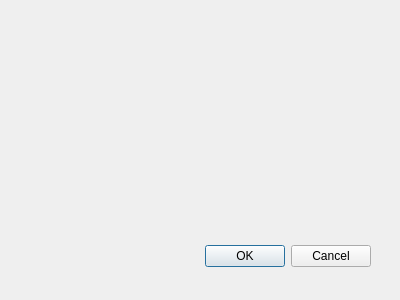
Qt form master/SdDMasterPartDoubleRect.ui (usiksan/SaliCAD) before a commit.
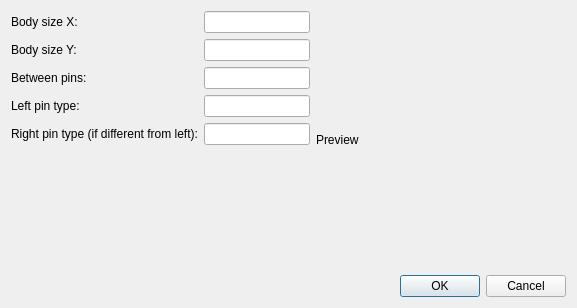
The same form after that commit.

Commit message: Append part master which creates rectangle part with two pins.

What changed in the file:
```diff
--- a/master/SdDMasterPartDoubleRect.ui
+++ b/master/SdDMasterPartDoubleRect.ui
@@ -8,29 +8,96 @@
    <rect>
     <x>0</x>
     <y>0</y>
-    <width>400</width>
-    <height>300</height>
+    <width>577</width>
+    <height>308</height>
    </rect>
   </property>
   <property name="windowTitle">
    <string>Dialog</string>
   </property>
-  <widget class="QDialogButtonBox" name="buttonBox">
-   <property name="geometry">
-    <rect>
-     <x>30</x>
-     <y>240</y>
-     <width>341</width>
-     <height>32</height>
-    </rect>
-   </property>
-   <property name="orientation">
-    <enum>Qt::Horizontal</enum>
-   </property>
-   <property name="standardButtons">
-    <set>QDialogButtonBox::Cancel|QDialogButtonBox::Ok</set>
-   </property>
-  </widget>
+  <layout class="QVBoxLayout" name="verticalLayout">
+   <item>
+    <layout class="QHBoxLayout" name="horizontalLayout">
+     <item>
+      <layout class="QFormLayout" name="formLayout">
+       <item row="0" column="0">
+        <widget class="QLabel" name="label">
+         <property name="text">
+          <string>Body size X:</string>
+         </property>
+        </widget>
+       </item>
+       <item row="0" column="1">
+        <widget class="QLineEdit" name="mBodySizeX"/>
+       </item>
+       <item row="1" column="0">
+        <widget class="QLabel" name="label_2">
+         <property name="text">
+          <string>Body size Y:</string>
+         </property>
+        </widget>
+       </item>
+       <item row="1" column="1">
+        <widget class="QLineEdit" name="mBodySizeY"/>
+       </item>
+       <item row="2" column="0">
+        <widget class="QLabel" name="label_3">
+         <property name="text">
+          <string>Between pins:</string>
+         </property>
+        </widget>
+       </item>
+       <item row="2" column="1">
+        <widget class="QLineEdit" name="mBetweenPins"/>
+       </item>
+       <item row="3" column="0">
+        <widget class="QLabel" name="label_4">
+         <property name="text">
+          <string>Left pin type:</string>
+         </property>
+        </widget>
+       </item>
+       <item row="3" column="1">
+        <widget class="QLineEdit" name="mLeftPinType"/>
+       </item>
+       <item row="4" column="0">
+        <widget class="QLabel" name="label_5">
+         <property name="text">
+          <string>Right pin type (if different from left):</string>
+         </property>
+        </widget>
+       </item>
+       <item row="4" column="1">
+        <widget class="QLineEdit" name="mRightPinType"/>
+       </item>
+      </layout>
+     </item>
+     <item>
+      <widget class="QLabel" name="mPreview">
+       <property name="minimumSize">
+        <size>
+         <width>250</width>
+         <height>250</height>
+        </size>
+       </property>
+       <property name="text">
+        <string>Preview</string>
+       </property>
+      </widget>
+     </item>
+    </layout>
+   </item>
+   <item>
+    <widget class="QDialogButtonBox" name="buttonBox">
+     <property name="orientation">
+      <enum>Qt::Horizontal</enum>
+     </property>
+     <property name="standardButtons">
+      <set>QDialogButtonBox::Cancel|QDialogButtonBox::Ok</set>
+     </property>
+    </widget>
+   </item>
+  </layout>
  </widget>
  <pixmapfunction/>
  <resources/>
```
Left out of the diff: 5 changed lines with no effect on the pictures. The commit also changes 7 other files.
